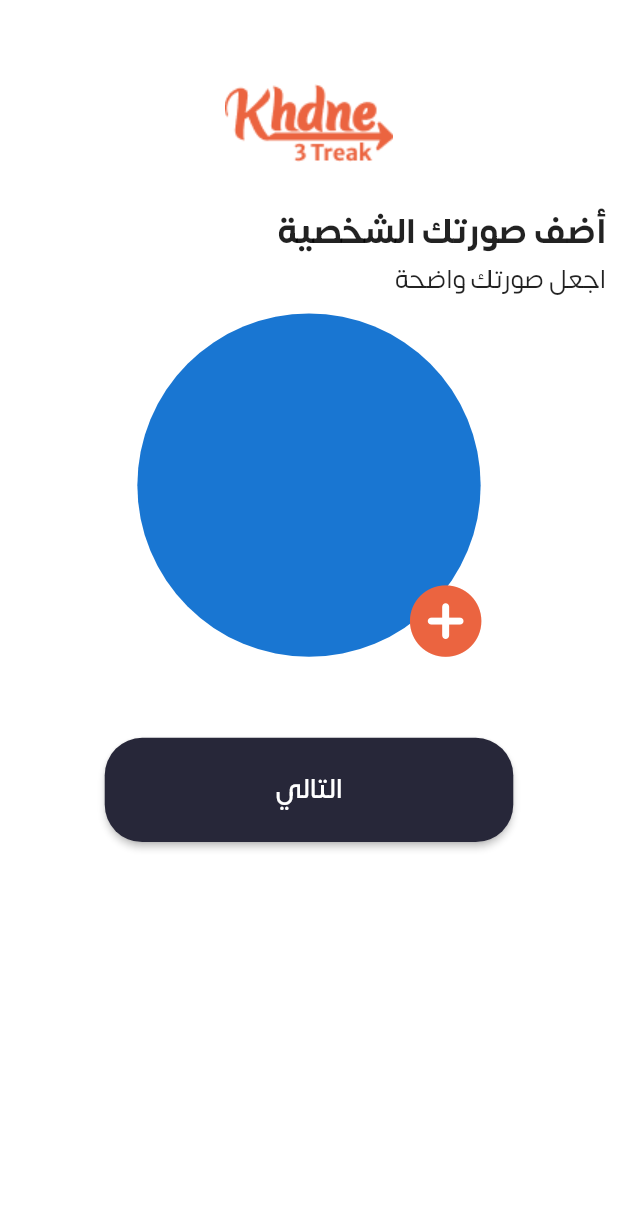
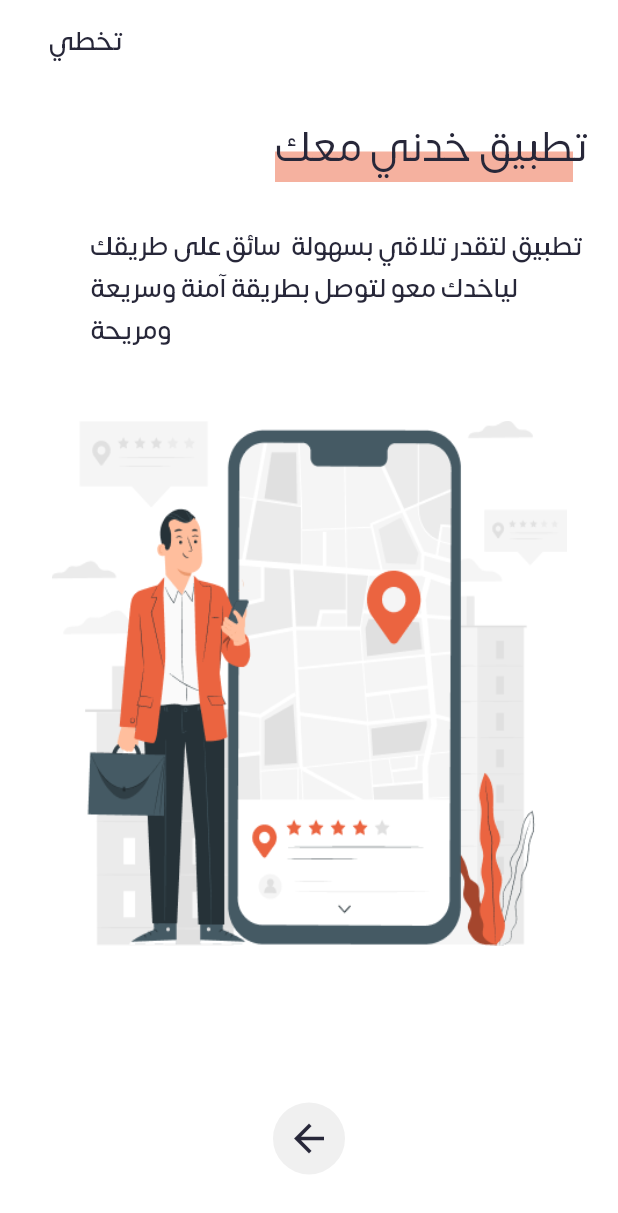
Before and after one commit to loujainIbrahim/future_code_test, a Flutter app: the screen it shows after launch, on a phone screen of 412 x 824 dp. Shown: the top 1213 px of the screen. Run offline on Flutter 3.47's test engine with Material 2 defaults, Android fonts, the light colour scheme and no system bars; our stand-ins replace flutter_custom_clippers, flutter_form_builder, flutter_screenutil, get, image_picker, shared_preferences.

Commit message:
add onboarding screen

```diff
--- a/lib/main.dart
+++ b/lib/main.dart
@@ -1,6 +1,7 @@
 import 'package:flutter/material.dart';
 import 'package:flutter_screenutil/flutter_screenutil.dart';
 import 'package:future_code_test/screens/add_photo_page.dart';
+import 'package:future_code_test/screens/onboarding_screens/screen_1.dart';
 import 'package:future_code_test/screens/register_screen.dart';
 import 'package:future_code_test/screens/splash_screen.dart';
 import 'package:future_code_test/utils/cache_helper.dart';
@@ -30,6 +31,7 @@ class MyApp extends StatelessWidget {
           ),
             initialRoute: '/splash', // Set RegisterPage as the initial route
             getPages: [
+              GetPage(name: '/screen1', page: () => Screen_1()),
               GetPage(name: '/photo', page: () => AddPhotoPage()),
               GetPage(name: '/register', page: () => RegisterPage()),
               GetPage  (name:'/splash',page:()=>SplashScreen()),
--- /dev/null
+++ b/lib/screens/onboarding_screens/screen_1.dart
@@ -0,0 +1,112 @@
+import 'package:flutter/cupertino.dart';
+import 'package:flutter/material.dart';
+import 'package:flutter_custom_clippers/flutter_custom_clippers.dart';
+import 'package:flutter_screenutil/flutter_screenutil.dart';
+import 'package:future_code_test/screens/onboarding_screens/screen_2.dart';
+import 'package:get/get.dart';
+import 'package:get/get_core/src/get_main.dart';
+
+import '../../utils/constance.dart';
+
+class Screen_1 extends StatelessWidget {
+  Screen_1({Key? key}) : super(key: key);
+
+  @override
+  Widget build(BuildContext context) {
+    return Scaffold(
+      backgroundColor: Colors.white,
+      appBar: AppBar(
+        elevation: 0,
+        leadingWidth: 100.w,
+        backgroundColor: Colors.white,
+        leading: TextButton(
+          child: Text(
+            "تخطي",
+            style: TextStyle(color: mainColor, fontSize: 15.sp),
+          ),
+          onPressed: () {
+            Get.to(() => Screen_2());
+          },
+        ),
+      ),
+      body: Container(
+        width: MediaQuery.of(context).size.width,
+        child: Padding(
+          padding: const EdgeInsets.all(20.0),
+          child: Column(
+            crossAxisAlignment: CrossAxisAlignment.end,
+            children: [
+              Stack(
+                children: [
+                  Positioned(
+                    left: -12,
+                    right: 10,
+                    bottom: -20,
+                    top: 25,
+                    child: Container(
+                      decoration: BoxDecoration(
+                          color: Color(0xffEB6440).withOpacity(0.5)),
+                      width: 173.w,
+                      height: 50.h,
+                    ),
+                  ),
+                  Text(
+                    "تطبيق خدني معك",
+                    style: TextStyle(color: mainColor, fontSize: 24.sp),
+                  ),
+                ],
+              ),
+              Container(
+                padding: EdgeInsets.only(top: 30),
+                width: 290.w,
+                height: 85.h,
+                child: Text(
+                  "تطبيق لتقدر تلاقي بسهولة  سائق على طريقك لياخدك معو لتوصل بطريقة آمنة وسريعة ومريحة",
+                  style: TextStyle(
+                      color: mainColor,
+                      fontSize: 15.sp,
+                      fontWeight: FontWeight.w500),
+                ),
+              ),
+              Center(
+                child: Container(
+                  padding: EdgeInsets.only(top: 50),
+                  width: 300.w,
+                  height: 310.74.h,
+                  child: Image.asset(
+                    "assets/images/img.png",
+                    fit: BoxFit.fill,
+                  ),
+                ),
+              ),
+              Spacer(),
+              Center(
+                child: Stack(
+                  alignment: Alignment.center,
+                  children: [
+                    Container(
+                      width: 80.w,
+                      height: 70.h,
+                    ),
+                    Container(
+                      decoration: BoxDecoration(
+                          borderRadius: BorderRadius.circular(50),
+                          color: Color(0xffF0F0F0)),
+                      child: IconButton(
+                          onPressed: () {},
+                          icon: Icon(
+                            Icons.arrow_back,
+                            color: mainColor,
+                            size: 30,
+                          )),
+                    ),
+                  ],
+                ),
+              )
+            ],
+          ),
+        ),
+      ),
+    );
+  }
+}
--- a/lib/screens/splash_screen.dart
+++ b/lib/screens/splash_screen.dart
@@ -2,6 +2,7 @@ import 'package:flutter/cupertino.dart';
 import 'package:flutter/material.dart';
 
 import 'add_photo_page.dart';
+import 'onboarding_screens/screen_1.dart';
 
 class SplashScreen extends StatefulWidget {
   @override
@@ -21,7 +22,7 @@ class _SplashScreenState extends State<SplashScreen> {
       context,
       MaterialPageRoute(
           builder: (context) =>
-              AddPhotoPage()), // Replace with your main screen widget
+              Screen_1()), // Replace with your main screen widget
     );
   }
 
--- a/pubspec.yaml
+++ b/pubspec.yaml
@@ -40,6 +40,7 @@ dependencies:
   http:
   image_picker:
   path_provider:
+  flutter_custom_clippers:
   material_design_icons_flutter:
   shared_preferences:
   flutter_form_builder:
```
Also changed, not shown: lib/screens/onboarding_screens/screen_2.dart (added, +122 -0 lines), lib/screens/onboarding_screens/screen_3.dart (added, +125 -0 lines), assets/images/img.png (added), assets/images/img_1.png (added), assets/images/img_2.png (added), pubspec.lock.
